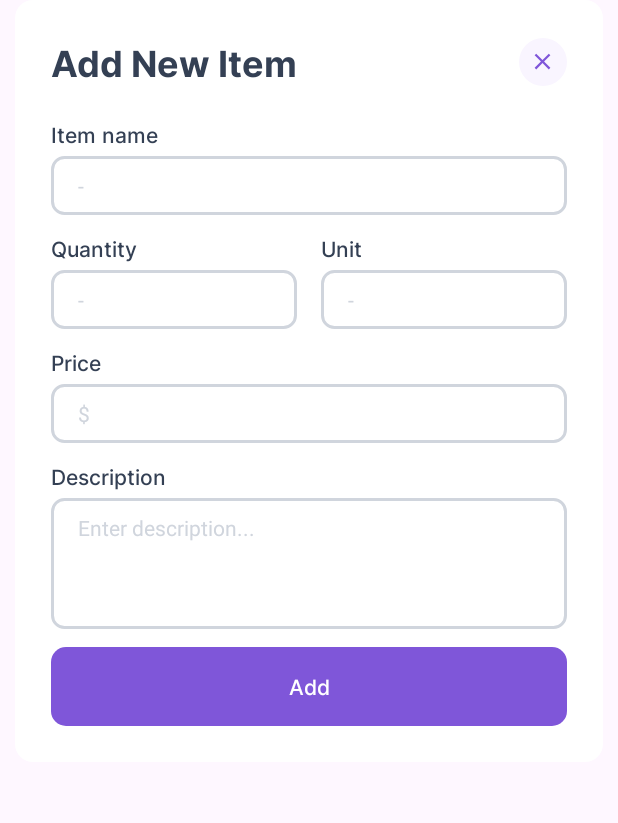
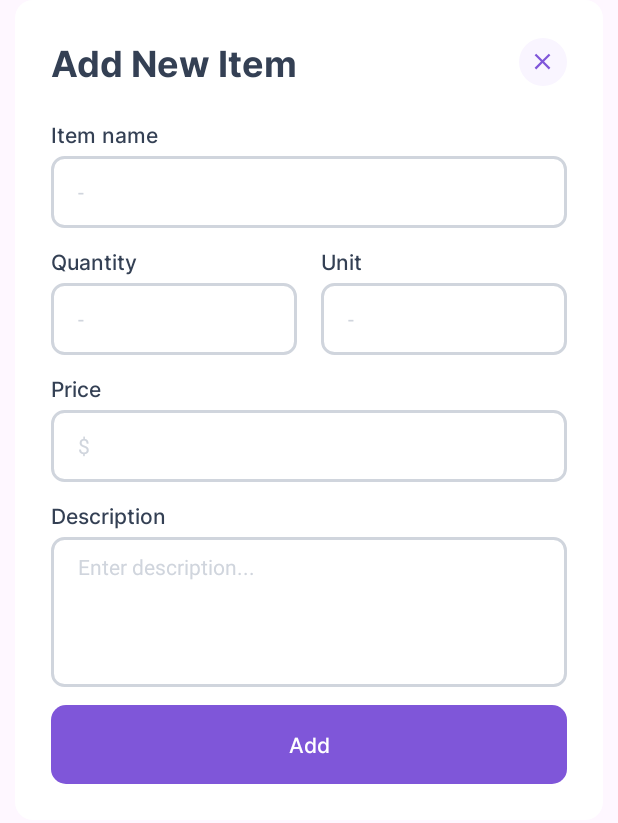
Before and after one commit to Jeycee422/app_dev_group_project, an Android app: the layout add_item_dialog.xml on its own in the app's theme, with its tools: preview values and no code run, on a phone screen of 412 x 824 dp. Shown: the top 823 px of the screen. Run offline under Robolectric (Android 15) with nearby library versions, the light colour scheme and no system bars.

Commit message:
21-10-23

```diff
--- a/app/src/main/res/layout/add_item_dialog.xml
+++ b/app/src/main/res/layout/add_item_dialog.xml
@@ -58,7 +58,7 @@
             <EditText
                 android:id="@+id/item_name"
                 android:layout_width="match_parent"
-                android:layout_height="wrap_content"
+                android:layout_height="48dp"
                 android:background="@drawable/input_border"
                 android:hint="-"
                 android:inputType="text"
@@ -91,7 +91,7 @@
                 <EditText
                     android:id="@+id/item_qty"
                     android:layout_width="match_parent"
-                    android:layout_height="wrap_content"
+                    android:layout_height="48dp"
                     android:background="@drawable/input_border"
                     android:hint="-"
                     android:inputType="numberDecimal"
@@ -122,7 +122,7 @@
                 <EditText
                     android:id="@+id/item_unit"
                     android:layout_width="match_parent"
-                    android:layout_height="wrap_content"
+                    android:layout_height="48dp"
                     android:background="@drawable/input_border"
                     android:hint="-"
                     android:inputType="numberDecimal"
@@ -152,7 +152,7 @@
             <EditText
                 android:id="@+id/item_price"
                 android:layout_width="match_parent"
-                android:layout_height="wrap_content"
+                android:layout_height="48dp"
                 android:background="@drawable/input_border"
                 android:hint="$"
                 android:inputType="numberDecimal"
@@ -180,7 +180,7 @@
             <EditText
                 android:id="@+id/item_desc"
                 android:layout_width="match_parent"
-                android:layout_height="wrap_content"
+                android:layout_height="100dp"
                 android:background="@drawable/input_border"
                 android:gravity="start"
                 android:hint="Enter description..."
--- a/app/src/main/res/layout/add_list_dialog.xml
+++ b/app/src/main/res/layout/add_list_dialog.xml
@@ -58,7 +58,7 @@
             <EditText
                 android:id="@+id/list_name"
                 android:layout_width="match_parent"
-                android:layout_height="wrap_content"
+                android:layout_height="48dp"
                 android:background="@drawable/input_border"
                 android:hint="-"
                 android:inputType="text"
@@ -86,7 +86,7 @@
             <EditText
                 android:id="@+id/list_desc"
                 android:layout_width="match_parent"
-                android:layout_height="wrap_content"
+                android:layout_height="100dp"
                 android:background="@drawable/input_border"
                 android:gravity="start"
                 android:hint="Enter description..."
--- a/app/src/main/res/layout/update_profile_dialog.xml
+++ b/app/src/main/res/layout/update_profile_dialog.xml
@@ -139,7 +139,7 @@
             <EditText
                 android:id="@+id/username_input"
                 android:layout_width="match_parent"
-                android:layout_height="wrap_content"
+                android:layout_height="48dp"
                 android:background="@drawable/input_border"
                 android:inputType="text"
                 android:padding="10dp"
@@ -166,7 +166,7 @@
             <EditText
                 android:id="@+id/email_input"
                 android:layout_width="match_parent"
-                android:layout_height="wrap_content"
+                android:layout_height="48dp"
                 android:background="@drawable/input_border"
                 android:inputType="textEmailAddress"
                 android:padding="10dp"
```
